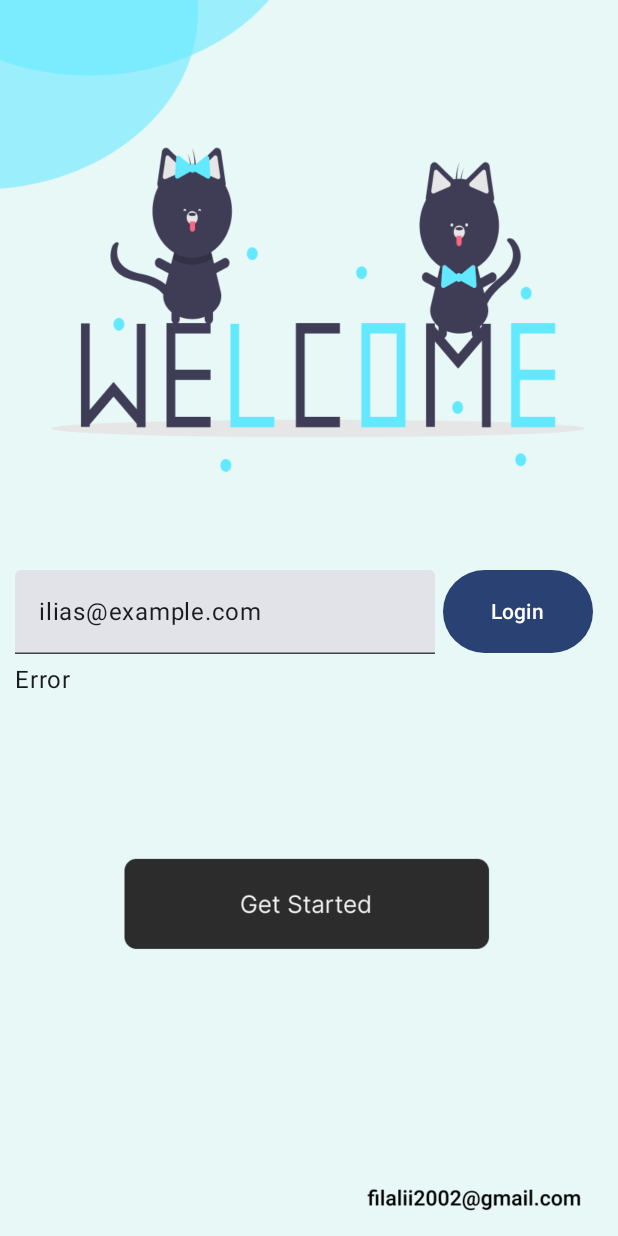
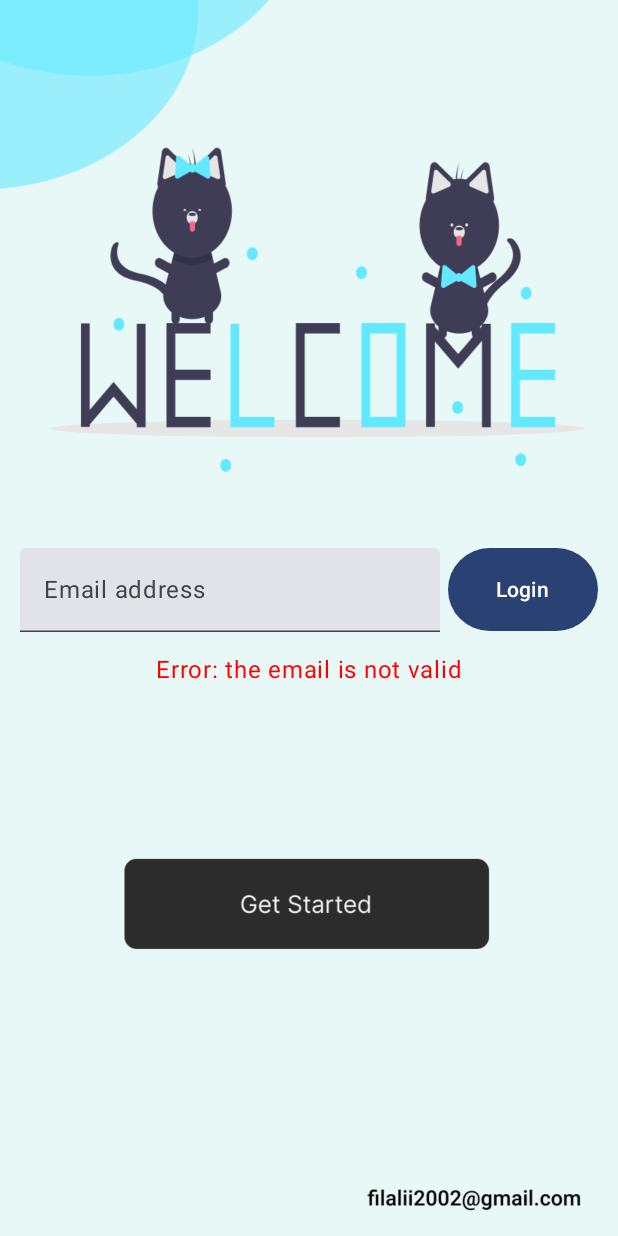
Before and after one commit to heisenbergili/android_catApp, an Android app built with Jetpack Compose: the screen it shows after launch (MainActivity), after a tap on "Login", on a phone screen of 412 x 824 dp. Run offline under Robolectric (Android 15) with nearby library versions, the phone set to English and light mode, and no system bars.

Commit message:
The login's part is done :)

```diff
--- a/cat/app/build.gradle.kts
+++ b/cat/app/build.gradle.kts
@@ -4,11 +4,11 @@ plugins {
 }
 
 android {
-    namespace = "com.example.test"
+    namespace = "com.example.cat"
     compileSdk = 34
 
     defaultConfig {
-        applicationId = "com.example.test"
+        applicationId = "com.example.cat"
         minSdk = 24
         targetSdk = 34
         versionCode = 1
@@ -59,6 +59,7 @@ dependencies {
     implementation("androidx.compose.ui:ui-graphics")
     implementation("androidx.compose.ui:ui-tooling-preview")
     implementation("androidx.compose.material3:material3")
+    implementation("androidx.navigation:navigation-compose:2.7.4")
     testImplementation("junit:junit:4.13.2")
     androidTestImplementation("androidx.test.ext:junit:1.2.1")
     androidTestImplementation("androidx.test.espresso:espresso-core:3.6.1")
--- /dev/null
+++ b/cat/app/src/main/java/com/example/cat/CatScreen.kt
@@ -0,0 +1,49 @@
+package com.example.cat
+
+import android.util.Log
+import androidx.compose.runtime.Composable
+import androidx.navigation.NavHostController
+import androidx.navigation.compose.NavHost
+import androidx.navigation.compose.composable
+import androidx.navigation.compose.rememberNavController
+import com.example.cat.ui.LoginScreen
+import com.example.cat.ui.PrincipalScreen
+
+enum class CatScreen{
+    LOGIN,
+    PRINCIPAL,
+}
+
+
+@Composable
+fun CatScreenApp(
+    navController : NavHostController = rememberNavController(),
+
+    ){    //ViewModel, NavController
+    //Scaffold?
+
+    NavHost(
+        navController = navController,
+        startDestination = CatScreen.LOGIN.name,
+    ){
+        //Login Screen
+        composable(route = CatScreen.LOGIN.name){
+            Log.d("CatScreen", "Login")
+            //when the user click -> swap the screen
+            LoginScreen(
+                onLoginButtonClicked = {
+                    Log.d("CatApp", "Clicked")
+                    navController.navigate(CatScreen.PRINCIPAL.name)
+                                       },
+            )
+        }
+
+        //Principal Screen
+        composable(route = CatScreen.PRINCIPAL.name){
+            Log.d("CatScreen", "Principal")
+            PrincipalScreen()
+        }
+
+    }
+
+}
--- a/cat/app/src/main/java/com/example/test/MainActivity.kt
+++ b/cat/app/src/main/java/com/example/cat/MainActivity.kt
@@ -1,30 +1,16 @@
-package com.example.test
+package com.example.cat
 
 import android.os.Bundle
 import androidx.activity.ComponentActivity
 import androidx.activity.compose.setContent
-import androidx.compose.foundation.Image
-import androidx.compose.foundation.layout.Arrangement
-import androidx.compose.foundation.layout.Box
-import androidx.compose.foundation.layout.Column
-import androidx.compose.foundation.layout.Row
 import androidx.compose.foundation.layout.fillMaxSize
-import androidx.compose.foundation.layout.padding
-import androidx.compose.foundation.layout.size
-import androidx.compose.material3.Button
 import androidx.compose.material3.MaterialTheme
 import androidx.compose.material3.Surface
 import androidx.compose.material3.Text
-import androidx.compose.material3.TextField
 import androidx.compose.runtime.Composable
 import androidx.compose.ui.Modifier
-import androidx.compose.ui.layout.ContentScale
-import androidx.compose.ui.res.painterResource
 import androidx.compose.ui.tooling.preview.Preview
-import androidx.compose.ui.unit.dp
-import com.example.test.ui.LoginScreen
-import com.example.test.ui.PrincipalScreen
-import com.example.test.ui.theme.TestTheme
+import com.example.cat.ui.theme.TestTheme
 
 class MainActivity : ComponentActivity() {
     override fun onCreate(savedInstanceState: Bundle?) {
@@ -36,8 +22,7 @@ class MainActivity : ComponentActivity() {
                     modifier = Modifier.fillMaxSize(),
                     color = MaterialTheme.colorScheme.background
                 ) {
-                    LoginScreen()
-                   // PrincipalScreen()
+                    CatScreenApp();
                 }
             }
         }
--- /dev/null
+++ b/cat/app/src/main/java/com/example/cat/ui/LoginScreen.kt
@@ -0,0 +1,129 @@
+package com.example.cat.ui
+
+
+import androidx.compose.foundation.Image
+import androidx.compose.foundation.layout.Arrangement
+import androidx.compose.foundation.layout.Box
+import androidx.compose.foundation.layout.Column
+import androidx.compose.foundation.layout.Row
+import androidx.compose.foundation.layout.fillMaxSize
+import androidx.compose.foundation.layout.padding
+import androidx.compose.foundation.layout.size
+import androidx.compose.foundation.text.KeyboardActions
+import androidx.compose.foundation.text.KeyboardOptions
+import androidx.compose.material3.Button
+import androidx.compose.material3.Text
+import androidx.compose.material3.TextField
+import androidx.compose.runtime.Composable
+import androidx.compose.ui.Alignment
+import androidx.compose.ui.Modifier
+import androidx.compose.ui.graphics.Color
+import androidx.compose.ui.layout.ContentScale
+import androidx.compose.ui.res.painterResource
+import androidx.compose.ui.res.stringResource
+import androidx.compose.ui.text.input.ImeAction
+import androidx.compose.ui.text.input.KeyboardType
+import androidx.compose.ui.tooling.preview.Preview
+import androidx.compose.ui.unit.dp
+import androidx.lifecycle.viewmodel.compose.viewModel
+import com.example.cat.R
+import com.example.cat.ui.theme.TestTheme
+
+@Composable
+fun LoginScreen(
+    onLoginButtonClicked: () -> Unit = {},
+    loginViewModel : LoginViewModel = viewModel(),
+){
+    Box(modifier = Modifier.fillMaxSize()) {
+        Image(
+            painter = painterResource(R.drawable.img),
+            contentDescription = null,
+            contentScale = ContentScale.Crop,
+            modifier = Modifier.fillMaxSize()
+        )
+        Form(
+            modifier = Modifier.align(Alignment.Center),
+            //The current string in the TextField
+            onUserEmailChanged = { loginViewModel.updateEmailGuess(it) },
+            //The string that user enter until now
+            emailGuess = loginViewModel.emailGuess,
+            //The action to validate the email
+            checkEmail = { loginViewModel.checkEmail { onLoginButtonClicked() } },
+            //Check the format of the current email
+            wrongEmail = loginViewModel.wrongEmail
+        )
+    }
+}
+
+
+/**
+ * Form that contains
+ * Field: where the user will enter his email
+ * Button: The submit button
+ */
+@Composable
+private fun Form(
+    onUserEmailChanged: (String) -> Unit,
+    emailGuess: String,
+    checkEmail: ( ()-> Unit )-> Unit,
+    wrongEmail : Boolean,
+    modifier: Modifier =  Modifier
+){
+
+    Column(
+        verticalArrangement = Arrangement.Center,
+        horizontalAlignment = Alignment.CenterHorizontally,
+        modifier = modifier
+    ) {
+        Row (
+            modifier = Modifier.padding(bottom = 5.dp)
+        ){
+            TextField(
+                value = emailGuess,
+                onValueChange = onUserEmailChanged,
+                label = { Text(stringResource(R.string.email_address))},
+                keyboardOptions = KeyboardOptions.Default.copy(
+                    imeAction = ImeAction.Done,
+                    keyboardType = KeyboardType.Email,
+                ),
+
+
+                keyboardActions = KeyboardActions(
+                    onDone = {
+                        //validate the email and navigate to the next screen if it ok
+                        checkEmail{}
+                    }
+                ),
+            )
+            Button(onClick =
+                {
+                    //validate the email and navigate to the next screen if it ok
+                    checkEmail{}
+                },
+                modifier = Modifier
+                    .padding(start = 5.dp)
+                    .size(width = 100.dp, height = 55.dp),
+
+            ) {
+                Text(stringResource(R.string.login))
+            }
+        }
+        if (wrongEmail){
+            Text(
+                text = stringResource(R.string.email_is_not_valid),
+                color = Color.Red,
+                modifier = Modifier
+                    .padding(top = 8.dp)
+                    .align(Alignment.CenterHorizontally)
+            )
+        }
+    }
+}
+
+@Preview(showBackground = true)
+@Composable
+fun GreetingBackGround() {
+    TestTheme {
+        LoginScreen()
+    }
+}
--- /dev/null
+++ b/cat/app/src/main/java/com/example/cat/ui/LoginViewModel.kt
@@ -0,0 +1,46 @@
+package com.example.cat.ui
+
+import android.util.Log
+import android.util.Patterns
+import androidx.compose.runtime.getValue
+import androidx.compose.runtime.mutableStateOf
+import androidx.compose.runtime.setValue
+import androidx.lifecycle.ViewModel
+
+class LoginViewModel : ViewModel() {
+
+    var emailGuess by mutableStateOf("")
+        private set
+
+    var wrongEmail by mutableStateOf(false)
+        private set
+
+    /**
+     * Get the string which is in the text field of the string
+     * and update the emailGuess
+     */
+    fun updateEmailGuess(emailField: String){
+        emailGuess = emailField
+    }
+
+    /**
+     * Turn wrong email to true if the format of email is not valid
+     *      si c'est bon on execute un action???
+     */
+    fun checkEmail( onLoginButtonClicked: () -> Unit ){
+        //recoit la méthode et la executer
+
+        if (Patterns.EMAIL_ADDRESS.matcher(emailGuess).matches()){
+            //Navige vers la nouvelle page
+            wrongEmail = false
+            Log.d("Btn", wrongEmail.toString())
+            onLoginButtonClicked()
+            Log.d("Btn", "Clicked")
+        }else{
+            wrongEmail = true
+            Log.d("Btn", wrongEmail.toString())
+        }
+    }
+
+
+}
--- a/cat/app/src/main/java/com/example/test/ui/PrincipalScreen.kt
+++ b/cat/app/src/main/java/com/example/cat/ui/PrincipalScreen.kt
@@ -1,4 +1,4 @@
-package com.example.test.ui
+package com.example.cat.ui
 
 import androidx.compose.foundation.Image
 import androidx.compose.foundation.layout.fillMaxSize
@@ -7,8 +7,8 @@ import androidx.compose.ui.Modifier
 import androidx.compose.ui.layout.ContentScale
 import androidx.compose.ui.res.painterResource
 import androidx.compose.ui.tooling.preview.Preview
-import com.example.test.R
-import com.example.test.ui.theme.TestTheme
+import com.example.cat.R
+import com.example.cat.ui.theme.TestTheme
 
 
 @Composable
--- a/cat/app/src/main/java/com/example/test/ui/theme/Color.kt
+++ b/cat/app/src/main/java/com/example/cat/ui/theme/Color.kt
@@ -1,4 +1,4 @@
-package com.example.test.ui.theme
+package com.example.cat.ui.theme
 
 import androidx.compose.ui.graphics.Color
 
--- a/cat/app/src/main/java/com/example/test/ui/theme/Theme.kt
+++ b/cat/app/src/main/java/com/example/cat/ui/theme/Theme.kt
@@ -1,4 +1,4 @@
-package com.example.test.ui.theme
+package com.example.cat.ui.theme
 
 import android.app.Activity
 import android.os.Build
--- a/cat/app/src/main/java/com/example/test/ui/theme/Type.kt
+++ b/cat/app/src/main/java/com/example/cat/ui/theme/Type.kt
@@ -1,4 +1,4 @@
-package com.example.test.ui.theme
+package com.example.cat.ui.theme
 
 import androidx.compose.material3.Typography
 import androidx.compose.ui.text.TextStyle
--- a/cat/app/src/main/java/com/example/test/ui/LoginScreen.kt
+++ /dev/null
@@ -1,78 +0,0 @@
-package com.example.test.ui
-
-import androidx.compose.foundation.Image
-import androidx.compose.foundation.layout.Arrangement
-import androidx.compose.foundation.layout.Box
-import androidx.compose.foundation.layout.Column
-import androidx.compose.foundation.layout.Row
-import androidx.compose.foundation.layout.fillMaxSize
-import androidx.compose.foundation.layout.padding
-import androidx.compose.foundation.layout.size
-import androidx.compose.material3.Button
-import androidx.compose.material3.Text
-import androidx.compose.material3.TextField
-import androidx.compose.runtime.Composable
-import androidx.compose.ui.Modifier
-import androidx.compose.ui.layout.ContentScale
-import androidx.compose.ui.res.painterResource
-import androidx.compose.ui.tooling.preview.Preview
-import androidx.compose.ui.unit.dp
-import com.example.test.R
-import com.example.test.ui.theme.TestTheme
-
-@Composable
-fun LoginScreen(){
-    Box {
-        Image(
-            painter = painterResource(R.drawable.img),
-            contentDescription = null,
-            contentScale = ContentScale.Crop,
-            modifier = Modifier.fillMaxSize()
-        )
-        Form()
-    }
-}
-
-
-/**
- * Form that contains
- * Field: where the user will enter his email
- * Button: The submit button
- */
-@Composable
-private fun Form(){
-
-    Column(
-        verticalArrangement = Arrangement.Center,
-        modifier = Modifier.padding(
-            top = 380.dp,
-            start = 10.dp,
-        )
-    ) {
-        Row (
-            modifier = Modifier.padding(bottom = 5.dp)
-        ){
-            TextField(
-                value = "ilias@example.com",
-                onValueChange = {}
-            )
-            Button(
-                onClick = { /*TODO*/ },
-                modifier = Modifier
-                    .padding(start = 5.dp)
-                    .size(width = 100.dp, height = 55.dp)
-            ) {
-                Text(text = "Login")
-            }
-        }
-        Text(text = "Error")
-    }
-}
-
-@Preview(showBackground = true)
-@Composable
-fun GreetingBackGround() {
-    TestTheme {
-        LoginScreen()
-    }
-}
--- a/cat/app/src/main/res/values/strings.xml
+++ b/cat/app/src/main/res/values/strings.xml
@@ -1,3 +1,6 @@
 <resources>
     <string name="app_name">test</string>
+    <string name="email_address">Email address</string>
+    <string name="login">Login</string>
+    <string name="email_is_not_valid">Error: the email is not valid</string>
 </resources>
```
Also changed, not shown: 4 other files.
